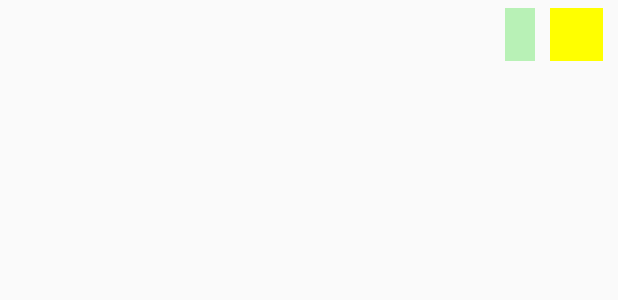
After one commit to haihmse04631/First-Greeting, an Android app: the layout row_send_message.xml on its own in the app's theme, with its tools: preview values and no code run, on a phone screen of 412 x 824 dp. The commit adds this screen. Shown: the top 300 px of the screen. Run offline under Robolectric (Android 15) with nearby library versions, the phone set to English and light mode, and no system bars.

Commit message:
Hai dep trai

```diff
--- a/Source/First_Greeting/app/src/main/AndroidManifest.xml
+++ b/Source/First_Greeting/app/src/main/AndroidManifest.xml
@@ -25,7 +25,7 @@
             android:name=".FirstGreetingMain"
             android:label="@string/title_activity_first_greeting_main"
             android:theme="@style/AppTheme.NoActionBar" />
-        <activity android:name=".List_Message" />
+        <activity android:name=".ListMessage" />
 
         <meta-data
             android:name="com.facebook.sdk.ApplicationId"
--- a/Source/First_Greeting/app/src/main/java/com/example/haihm/firstgreeting/Chat.java
+++ b/Source/First_Greeting/app/src/main/java/com/example/haihm/firstgreeting/Chat.java
@@ -25,7 +25,7 @@ import java.util.ArrayList;
 public class Chat extends Fragment {
     private ListView lvListChat;
     private ArrayList<User> arrayListChat;
-    private List_Chat_Adapter adapter;
+    private ListUserAdapter adapter;
     DatabaseReference mData;
     Bundle bundle;
 
@@ -39,7 +39,7 @@ public class Chat extends Fragment {
 
         //arrayListChat.add(new User("Hoang Minh Hai", R.drawable.apple));
         loadData();
-        adapter = new List_Chat_Adapter(this.getContext(), R.layout.row_list_chat, arrayListChat);
+        adapter = new ListUserAdapter(this.getContext(), R.layout.row_list_chat, arrayListChat);
         lvListChat.setAdapter(adapter);
 
         lvListChat.setOnItemClickListener(new AdapterView.OnItemClickListener() {
--- a/Source/First_Greeting/app/src/main/java/com/example/haihm/firstgreeting/FirstGreetingMain.java
+++ b/Source/First_Greeting/app/src/main/java/com/example/haihm/firstgreeting/FirstGreetingMain.java
@@ -61,7 +61,7 @@ public class FirstGreetingMain extends AppCompatActivity {
             public void onClick(View view) {
 //                Snackbar.make(view, "Replace with your own action", Snackbar.LENGTH_LONG)
 //                        .setAction("Action", null).show();
-                Intent intent = new Intent(FirstGreetingMain.this, List_Message.class);
+                Intent intent = new Intent(FirstGreetingMain.this, ListMessage.class);
                 startActivity(intent);
 
             }
--- a/Source/First_Greeting/app/src/main/java/com/example/haihm/firstgreeting/List_Message.java
+++ b/Source/First_Greeting/app/src/main/java/com/example/haihm/firstgreeting/ListMessage.java
@@ -6,7 +6,7 @@ import android.support.v7.app.AppCompatActivity;
 import android.view.View;
 import android.widget.ImageButton;
 
-public class List_Message extends AppCompatActivity {
+public class ListMessage extends AppCompatActivity {
 
     private ImageButton btnBackToNewsFeed;
 
@@ -21,7 +21,7 @@ public class List_Message extends AppCompatActivity {
         btnBackToNewsFeed.setOnClickListener(new View.OnClickListener() {
             @Override
             public void onClick(View v) {
-                Intent intent = new Intent(List_Message.this, FirstGreetingMain.class);
+                Intent intent = new Intent(ListMessage.this, FirstGreetingMain.class);
                 startActivity(intent);
             }
         });
--- a/Source/First_Greeting/app/src/main/java/com/example/haihm/firstgreeting/List_Chat_Adapter.java
+++ b/Source/First_Greeting/app/src/main/java/com/example/haihm/firstgreeting/ListUserAdapter.java
@@ -16,13 +16,13 @@ import java.util.List;
  * Created by haihm on 8/11/2017.
  */
 
-public class List_Chat_Adapter extends BaseAdapter {
+public class ListUserAdapter extends BaseAdapter {
 
     Context myContext;
     int myLayout;
     List<User> arrayListChat;
 
-    public List_Chat_Adapter(Context myContext, int myLayout, List<User> arrayListChat) {
+    public ListUserAdapter(Context myContext, int myLayout, List<User> arrayListChat) {
         this.myContext = myContext;
         this.myLayout = myLayout;
         this.arrayListChat = arrayListChat;
--- /dev/null
+++ b/Source/First_Greeting/app/src/main/res/layout/row_send_message.xml
@@ -0,0 +1,26 @@
+<?xml version="1.0" encoding="utf-8"?>
+<RelativeLayout xmlns:android="http://schemas.android.com/apk/res/android"
+    android:layout_marginTop="5dp"
+    android:weightSum="10"
+     android:layout_width="match_parent"
+    android:layout_height="match_parent">
+
+        <TextView
+            android:layout_marginRight="10dp"
+            android:id="@+id/txtMessageSend"
+            android:layout_toLeftOf="@+id/avatarSend"
+            android:background="#b8f1b6"
+            android:padding="10dp"
+            android:gravity="center"
+            android:layout_width="wrap_content"
+            android:layout_height="35dp" />
+
+        <ImageView
+            android:id="@+id/avatarSend"
+            android:background="#ff0"
+            android:layout_marginRight="10dp"
+            android:layout_alignParentRight="true"
+            android:layout_width="35dp"
+            android:layout_height="35dp" />
+
+</RelativeLayout>
```
Also changed, not shown: Source/First_Greeting/app/src/main/java/com/example/haihm/firstgreeting/ListReceiveMessageAdaprer.java (added, +8 -0 lines), Source/First_Greeting/app/src/main/java/com/example/haihm/firstgreeting/ListSendMessageAdapter.java (added, +65 -0 lines), Source/First_Greeting/app/src/main/java/com/example/haihm/firstgreeting/ReceiveMessage.java (added, +31 -0 lines), Source/First_Greeting/app/src/main/java/com/example/haihm/firstgreeting/SendMessage.java (added, +31 -0 lines), Source/First_Greeting/app/src/main/res/layout/row_receive_message.xml (added, +25 -0 lines).
